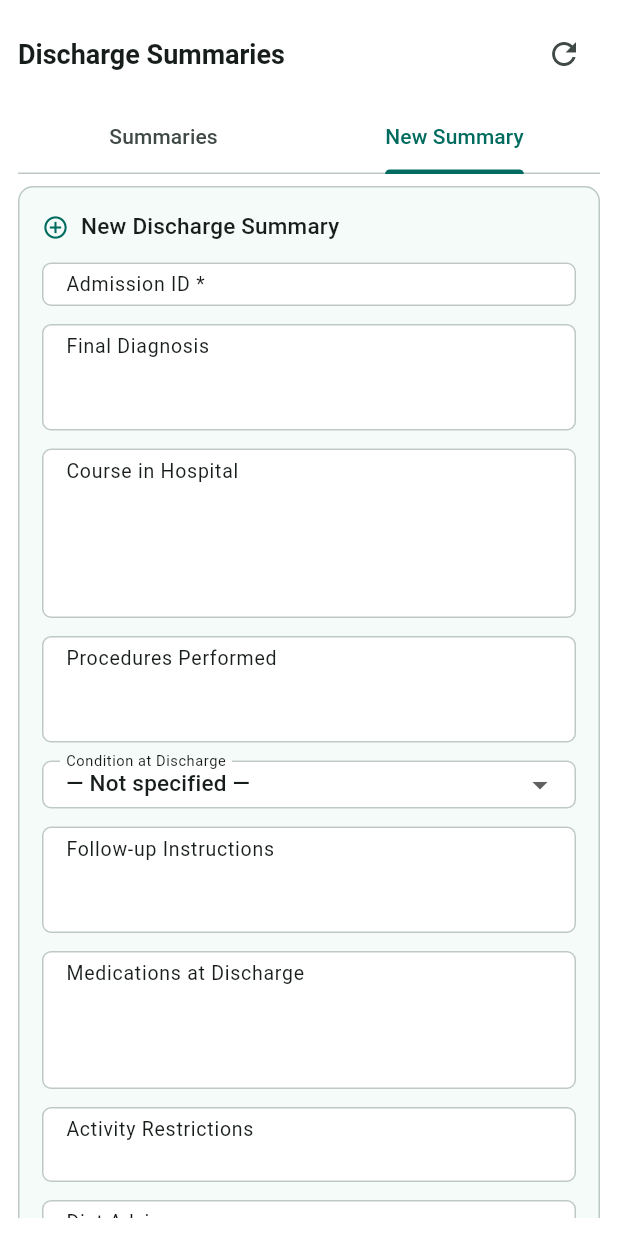
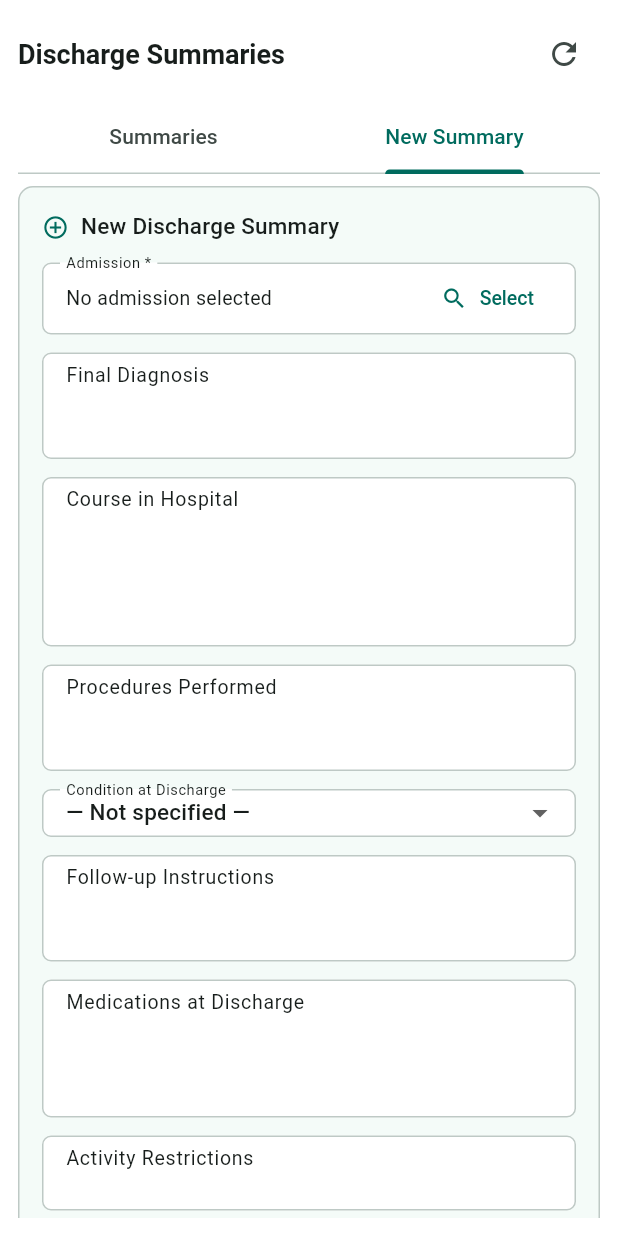
Before and after one commit to DileepJexpert/katixo-hospital-os, a Flutter app: the DischargeSummaryScreen widget shown alone on an empty page, opened directly, tab 2 chosen, on a phone screen of 412 x 824 dp. Run offline on Flutter 3.47's test engine with Material 3 defaults, Android fonts, the phone set to English and light mode, and no system bars; our stand-ins replace go_router, shared_preferences; missing offline and left inert: dart:html; accounts and stored records are empty; network calls fail.

Commit message:
UX sweep (batch 1): date picker for stock expiry + admission picker for discharge
Audit across all screens found most already use pickers; the remaining raw
hand-typed fields are being replaced.

- Item master "Receive stock": expiry was free-text YYYY-MM-DD → now a
  showDatePicker button (pharma-critical, prevents typos).
- Discharge summary "Admission ID": was a raw numeric field → now a searchable
  admission picker (showAdmissionPicker, features/ipd/admission_picker.dart).
- Backend: enriched GET /api/v1/ipd/admissions with patientName (AdmissionView
  gains a nullable patientName + from(a, name); IPDService.patientNames batch
  lookup) so the picker lists patients by name, not raw ids. Existing
  from(IPDAdmission) preserved, so other callers are unaffected.

Remaining (follow-up): lab order "Visit/Admission ID" + "Lab order ID" pickers
(needs an OPD visit picker too).

Co-Authored-By: Claude Opus 4.8 (1M context) <noreply@anthropic.com>
Claude-Session: https://claude.ai/code/session_013ZACsdEe9qGu7DMNxpSjdy

```diff
--- a/katixo-hospital-app/lib/features/discharge/discharge_summary_screen.dart
+++ b/katixo-hospital-app/lib/features/discharge/discharge_summary_screen.dart
@@ -11,6 +11,7 @@ import '../../core/widgets/empty_state.dart';
 import '../../core/widgets/section_card.dart';
 import '../../core/widgets/status_chip.dart';
 import '../document/documents_panel.dart';
+import '../ipd/admission_picker.dart';
 import '../front_desk/registration_screen.dart' show MessageBanner;
 
 /// Clinical discharge summary screen.
@@ -41,6 +42,7 @@ class _DischargeSummaryScreenState extends State<DischargeSummaryScreen>
 
   // Form fields
   final _admissionCtrl = TextEditingController();
+  String? _admissionLabel; // patient/admission shown after picking
   final _diagnosisCtrl = TextEditingController();
   final _courseCtrl = TextEditingController();
   final _proceduresCtrl = TextEditingController();
@@ -330,15 +332,46 @@ class _DischargeSummaryScreenState extends State<DischargeSummaryScreen>
         child: Column(
           crossAxisAlignment: CrossAxisAlignment.start,
           children: [
-            TextField(
-              controller: _admissionCtrl,
-              keyboardType: TextInputType.number,
-              readOnly: widget.admissionId != null,
-              decoration: const InputDecoration(
-                labelText: 'Admission ID *',
-                hintText: 'Enter IPD admission ID',
+            if (widget.admissionId != null)
+              TextField(
+                controller: _admissionCtrl,
+                readOnly: true,
+                decoration: const InputDecoration(labelText: 'Admission ID *'),
+              )
+            else
+              InputDecorator(
+                decoration: InputDecoration(
+                  labelText: 'Admission *',
+                  helperText: _admissionLabel,
+                ),
+                child: Row(
+                  children: [
+                    Expanded(
+                      child: Text(
+                        _admissionCtrl.text.isEmpty
+                            ? 'No admission selected'
+                            : (_admissionLabel ?? 'Admission #${_admissionCtrl.text}'),
+                        style: Theme.of(context).textTheme.bodyMedium,
+                      ),
+                    ),
+                    TextButton.icon(
+                      onPressed: () async {
+                        final a = await showAdmissionPicker(context);
+                        if (a != null) {
+                          setState(() {
+                            _admissionCtrl.text = '${a['id']}';
+                            final name = a['patientName']?.toString();
+                            _admissionLabel =
+                                '${(name != null && name.isNotEmpty) ? name : 'Patient #${a['patientId']}'} · ${a['admissionNumber'] ?? ''}';
+                          });
+                        }
+                      },
+                      icon: const Icon(Icons.search, size: 18),
+                      label: Text(_admissionCtrl.text.isEmpty ? 'Select' : 'Change'),
+                    ),
+                  ],
+                ),
               ),
-            ),
             const SizedBox(height: Space.md),
             TextField(
               controller: _diagnosisCtrl,
```
Also changed, not shown: katixo-hospital-app/lib/features/inventory/item_master_screen.dart (+21 -2 lines), katixo-hospital-app/lib/features/ipd/admission_picker.dart (added, +142 -0 lines), 2 other files.
